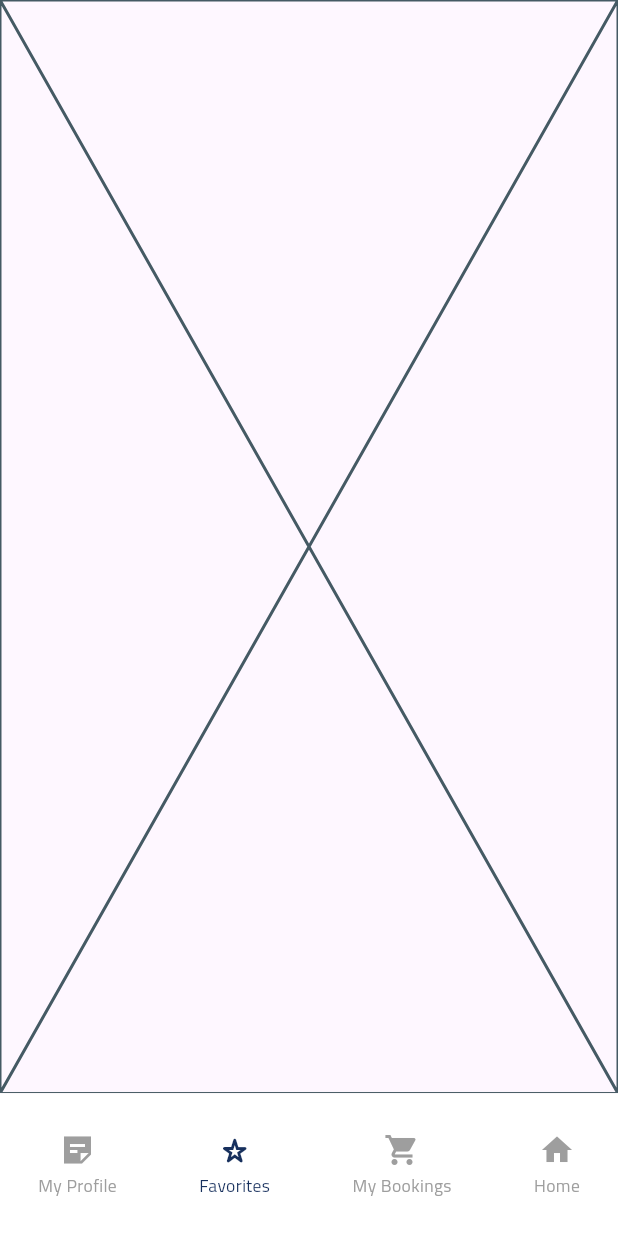
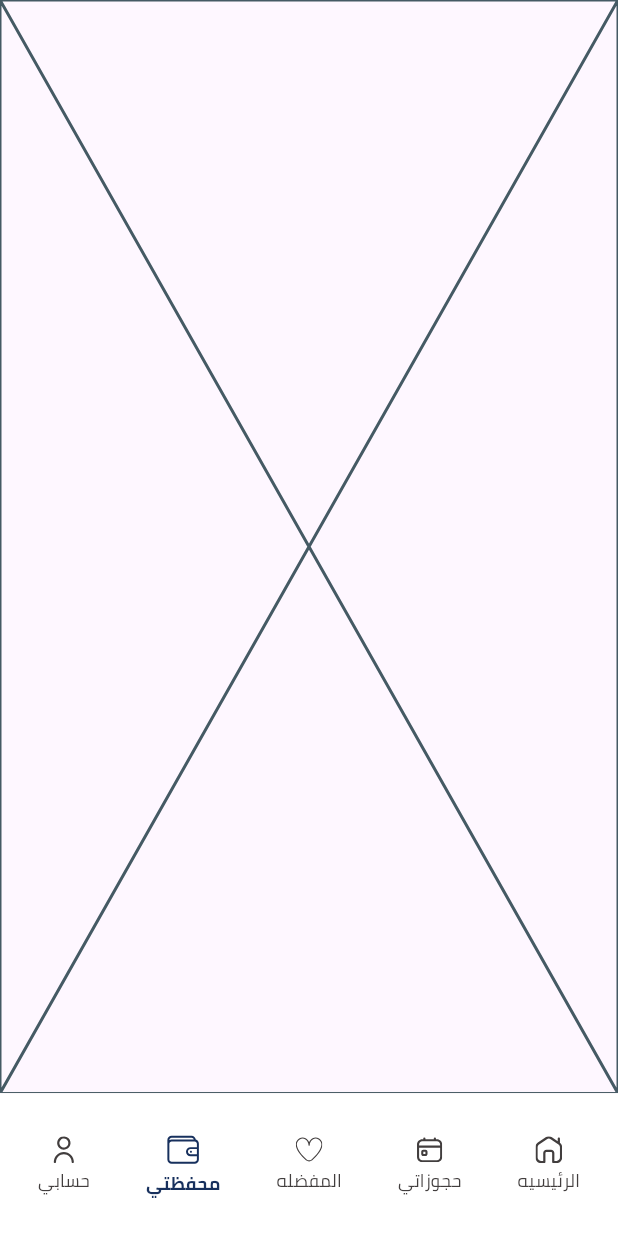
Before and after one commit to seenofficial/seen_flutter, a Flutter app: the LayoutScreen screen opened by its route, item 2 of the bottom bar chosen, on a phone screen of 412 x 824 dp. Run offline on Flutter 3.47's test engine with Material 3 defaults, Android fonts, the phone set to English and light mode, and no system bars; our stand-ins replace animate_do, bloc, cached_network_image, country_code_picker, dartz, dio and 17 more; missing offline and left inert: smart_auth; accounts and stored records are empty; network calls fail.

Commit message:
update bottom nav bar icons

```diff
--- a/lib/core/components/floating_nav_bar.dart
+++ b/lib/core/components/floating_nav_bar.dart
@@ -1,3 +1,6 @@
+import 'package:enmaa/configuration/managers/font_manager.dart';
+import 'package:enmaa/configuration/managers/style_manager.dart';
+import 'package:enmaa/core/components/svg_image_component.dart';
 import 'package:enmaa/core/extensions/context_extension.dart';
 import 'package:flutter_screenutil/flutter_screenutil.dart';
 import '../../configuration/managers/color_manager.dart';
@@ -64,18 +67,13 @@ class _FloatingBottomNavBarState extends State<FloatingBottomNavBar> {
           Column(
             mainAxisAlignment: MainAxisAlignment.center,
             children: [
-              Icon(
-                item.icon,
-                color: isSelected ? ColorManager.primaryColor : Colors.grey,
-              ),
+              SvgImageComponent(iconPath: item.icon, width: context.scale(isSelected ? 20 : 16), height: context.scale(isSelected?20: 16),
+                color: isSelected ? ColorManager.primaryColor : ColorManager.grey,),
               SizedBox(height: 3.h),
               Text(
                 item.text,
-                style: TextStyle(
-                  color: isSelected ? ColorManager.primaryColor : Colors.grey,
-                  fontSize: 12.h,
+                style:isSelected ? getBoldStyle(color: ColorManager.primaryColor , fontSize: FontSize.s12) : getRegularStyle(color: ColorManager.grey, fontSize: FontSize.s12),
                 ),
-              ),
             ],
           ),
 
@@ -86,7 +84,7 @@ class _FloatingBottomNavBarState extends State<FloatingBottomNavBar> {
 }
 
 class FloatingNavBarItem {
-  final IconData icon;
+  final String icon;
   final String text;
 
   FloatingNavBarItem({
--- a/lib/core/constants/app_assets.dart
+++ b/lib/core/constants/app_assets.dart
@@ -57,5 +57,14 @@ class AppAssets {
   static const String onBoarding2 = '${baseImagesFolder}on_boarding2.svg';
   static const String onBoarding3 = '${baseImagesFolder}on_boarding3.svg';
 
+  /// bottom navigation bar icons
+  static const String bottomNavBarFolder = '${baseIconFolder}bottom_nav_bar/';
+
+  static const String homeIcon = '${bottomNavBarFolder}home_icon.svg';
+  static const String bookingIcon = '${bottomNavBarFolder}booking_icon.svg';
+  static const String personIcon = '${bottomNavBarFolder}person_icon.svg';
+  static const String walletIcon = '${bottomNavBarFolder}wallet_icon.svg';
+
+
 
 }
--- /dev/null
+++ b/lib/features/wallet/wallet_screen.dart
@@ -0,0 +1,10 @@
+import '../home_module/home_imports.dart';
+
+class WalletScreen extends StatelessWidget {
+  const WalletScreen({super.key});
+
+  @override
+  Widget build(BuildContext context) {
+    return const Placeholder();
+  }
+}
--- a/lib/layout_screen.dart
+++ b/lib/layout_screen.dart
@@ -1,8 +1,8 @@
 import 'dart:developer';
 import 'dart:io';
 
-import 'package:easy_localization/easy_localization.dart';
 import 'package:enmaa/configuration/routers/app_routers.dart';
+import 'package:enmaa/core/constants/app_assets.dart';
 import 'package:enmaa/features/favorites/favorites_screen.dart';
 import 'package:enmaa/features/my_booking/my_booking_cubit.dart';
 import 'package:enmaa/features/my_booking/my_booking_screen.dart';
@@ -14,10 +14,9 @@ import 'package:flutter_bloc/flutter_bloc.dart';
 import 'configuration/managers/color_manager.dart';
 import 'core/components/floating_nav_bar.dart';
 import 'core/services/service_locator.dart';
-import 'core/translation/locale_keys.dart';
 import 'features/home_module/home_imports.dart';
-import 'features/home_module/presentation/controller/home_bloc.dart';
 import 'features/home_module/presentation/screens/home_screen.dart';
+import 'features/wallet/wallet_screen.dart';
 
 class LayoutScreen extends StatefulWidget {
   const LayoutScreen({super.key, required this.initialIndex, this.arguments});
@@ -60,6 +59,8 @@ class _LayoutScreenState extends State<LayoutScreen> {
       case 2:
         return const FavoritesScreen();
       case 3:
+        return const WalletScreen();
+      case 4:
         return const ProfileScreen();
       default:
         return const SizedBox.shrink();
@@ -89,14 +90,17 @@ class _LayoutScreenState extends State<LayoutScreen> {
 
   List<FloatingNavBarItem> get items =>
       [
-        FloatingNavBarItem(icon: Icons.home, text: LocaleKeys.home.tr()),
+        FloatingNavBarItem(icon: AppAssets.homeIcon, text: 'الرئيسيه'),
         FloatingNavBarItem(
-            icon: Icons.local_grocery_store, text: LocaleKeys.myBookings.tr()),
+            icon: AppAssets.bookingIcon, text: 'حجوزاتي'),
         FloatingNavBarItem(
-            icon: Icons.star_border_purple500_rounded,
-            text: LocaleKeys.favorites.tr()),
+            icon: AppAssets.heartIcon,
+            text: 'المفضله'),
         FloatingNavBarItem(
-            icon: Icons.sticky_note_2_sharp, text: LocaleKeys.myProfile.tr()),
+            icon: AppAssets.walletIcon,
+            text: 'محفظتي'),
+        FloatingNavBarItem(
+            icon: AppAssets.personIcon, text: 'حسابي'),
       ];
 
   Widget _buildBottomNavBar() {
--- a/pubspec.yaml
+++ b/pubspec.yaml
@@ -89,6 +89,7 @@ flutter:
     - assets/translations/
     - assets/icons/
     - assets/icons/real_estate_filter/
+    - assets/icons/bottom_nav_bar/
     - assets/images/
 
   fonts:
```
Also changed, not shown: assets/icons/bottom_nav_bar/booking_icon.svg (added), assets/icons/bottom_nav_bar/home_icon.svg (added), assets/icons/bottom_nav_bar/person_icon.svg (added), assets/icons/bottom_nav_bar/wallet_icon.svg (added).
